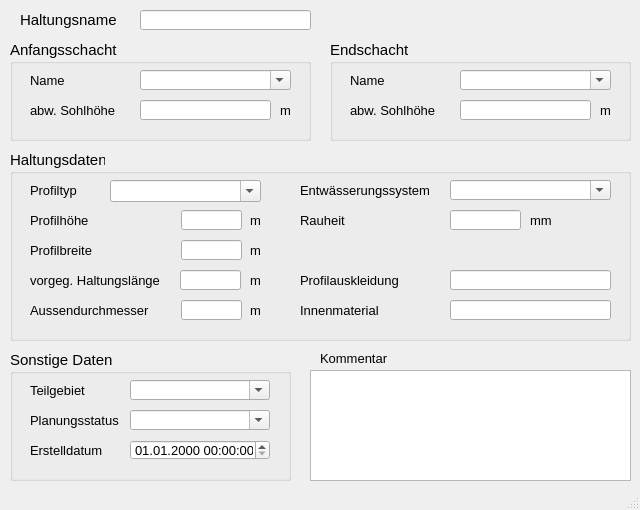
Qt form qkan/forms/qkan_haltungen.ui (hoettges/QKan) before a commit.
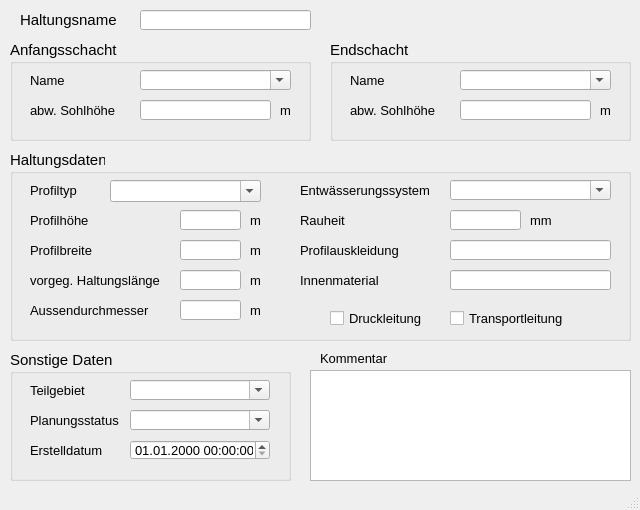
The same form after that commit. Custom widgets are drawn as their Qt base class.

Diff of the .ui file:
```diff
--- a/qkan/forms/qkan_haltungen.ui
+++ b/qkan/forms/qkan_haltungen.ui
@@ -610,7 +610,7 @@
     <widget class="QLineEdit" name="hoehe">
      <property name="geometry">
       <rect>
-       <x>171</x>
+       <x>170</x>
        <y>60</y>
        <width>61</width>
        <height>20</height>
@@ -657,7 +657,7 @@
     <widget class="QLineEdit" name="breite">
      <property name="geometry">
       <rect>
-       <x>171</x>
+       <x>170</x>
        <y>90</y>
        <width>61</width>
        <height>20</height>
@@ -774,7 +774,7 @@
     <widget class="QLineEdit" name="aussendurchmesser">
      <property name="geometry">
       <rect>
-       <x>171</x>
+       <x>170</x>
        <y>150</y>
        <width>61</width>
        <height>20</height>
@@ -797,7 +797,7 @@
      <property name="geometry">
       <rect>
        <x>290</x>
-       <y>120</y>
+       <y>90</y>
        <width>151</width>
        <height>20</height>
       </rect>
@@ -816,7 +816,7 @@
      <property name="geometry">
       <rect>
        <x>440</x>
-       <y>120</y>
+       <y>90</y>
        <width>161</width>
        <height>20</height>
       </rect>
@@ -838,7 +838,7 @@
      <property name="geometry">
       <rect>
        <x>290</x>
-       <y>150</y>
+       <y>120</y>
        <width>151</width>
        <height>20</height>
       </rect>
@@ -857,7 +857,7 @@
      <property name="geometry">
       <rect>
        <x>440</x>
-       <y>150</y>
+       <y>120</y>
        <width>161</width>
        <height>20</height>
       </rect>
@@ -875,6 +875,65 @@
       <string>Innenmaterial</string>
      </property>
     </widget>
+    <widget class="QCheckBox" name="druckdicht">
+     <property name="geometry">
+      <rect>
+       <x>320</x>
+       <y>160</y>
+       <width>101</width>
+       <height>17</height>
+      </rect>
+     </property>
+     <property name="font">
+      <font>
+       <family>Tahoma</family>
+       <pointsize>10</pointsize>
+      </font>
+     </property>
+     <property name="toolTip">
+      <string>&lt;html&gt;&lt;head/&gt;&lt;body&gt;&lt;p&gt;Druckleitung&lt;/p&gt;&lt;/body&gt;&lt;/html&gt;</string>
+     </property>
+     <property name="statusTip">
+      <string>Druckleitung</string>
+     </property>
+     <property name="layoutDirection">
+      <enum>Qt::LeftToRight</enum>
+     </property>
+     <property name="text">
+      <string>Druckleitung</string>
+     </property>
+    </widget>
+    <widget class="QCheckBox" name="transport">
+     <property name="geometry">
+      <rect>
+       <x>440</x>
+       <y>160</y>
+       <width>151</width>
+       <height>17</height>
+      </rect>
+     </property>
+     <property name="font">
+      <font>
+       <family>Tahoma</family>
+       <pointsize>10</pointsize>
+      </font>
+     </property>
+     <property name="toolTip">
+      <string>&lt;html&gt;&lt;head/&gt;&lt;body&gt;&lt;p&gt;Transportkanal ohne Regen- und Schmutzwasseranschlüsse&lt;/p&gt;&lt;/body&gt;&lt;/html&gt;</string>
+     </property>
+     <property name="statusTip">
+      <string>Transportkanal ohne Regen- und Schmutzwasseranschlüsse</string>
+     </property>
+     <property name="whatsThis">
+      <string>&lt;html&gt;&lt;head/&gt;&lt;body&gt;&lt;p&gt;Transportkanal ohne Regen- und Schmutzwasseranschlüsse&lt;/p&gt;&lt;/body&gt;&lt;/html&gt;</string>
+     </property>
+     <property name="layoutDirection">
+      <enum>Qt::LeftToRight</enum>
+     </property>
+     <property name="text">
+      <string>Transportleitung</string>
+     </property>
+    </widget>
    </widget>
    <widget class="QGroupBox" name="groupBox_4">
     <property name="geometry">
```
